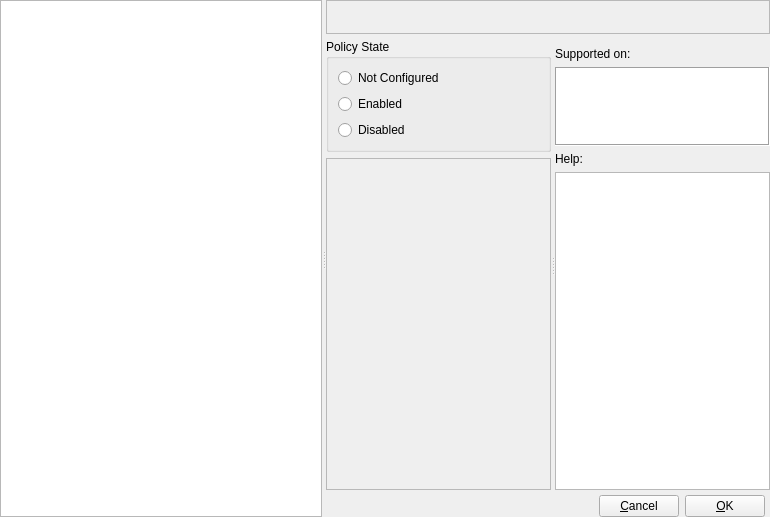
august-alt/gpui, file src/gui/contentwidget.ui: the form before one commit.
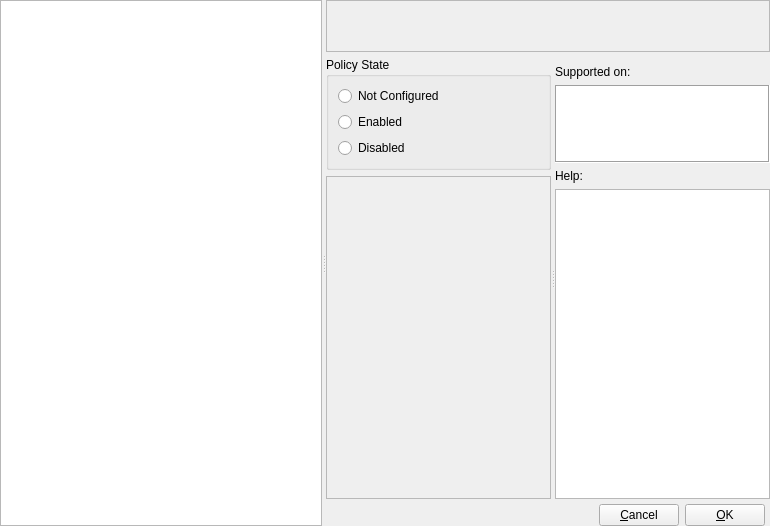
The form after the commit. Icons and pictures are not drawn.

Commit message: fix: set fixed height of label container in content widget

Patch:
```diff
--- a/src/gui/contentwidget.ui
+++ b/src/gui/contentwidget.ui
@@ -91,6 +91,18 @@
            <verstretch>0</verstretch>
           </sizepolicy>
          </property>
+         <property name="minimumSize">
+          <size>
+           <width>0</width>
+           <height>52</height>
+          </size>
+         </property>
+         <property name="maximumSize">
+          <size>
+           <width>16777215</width>
+           <height>52</height>
+          </size>
+         </property>
          <property name="frameShape">
           <enum>QFrame::StyledPanel</enum>
          </property>
@@ -192,7 +204,7 @@
                 <x>0</x>
                 <y>0</y>
                 <width>223</width>
-                <height>314</height>
+                <height>295</height>
                </rect>
               </property>
              </widget>
```
